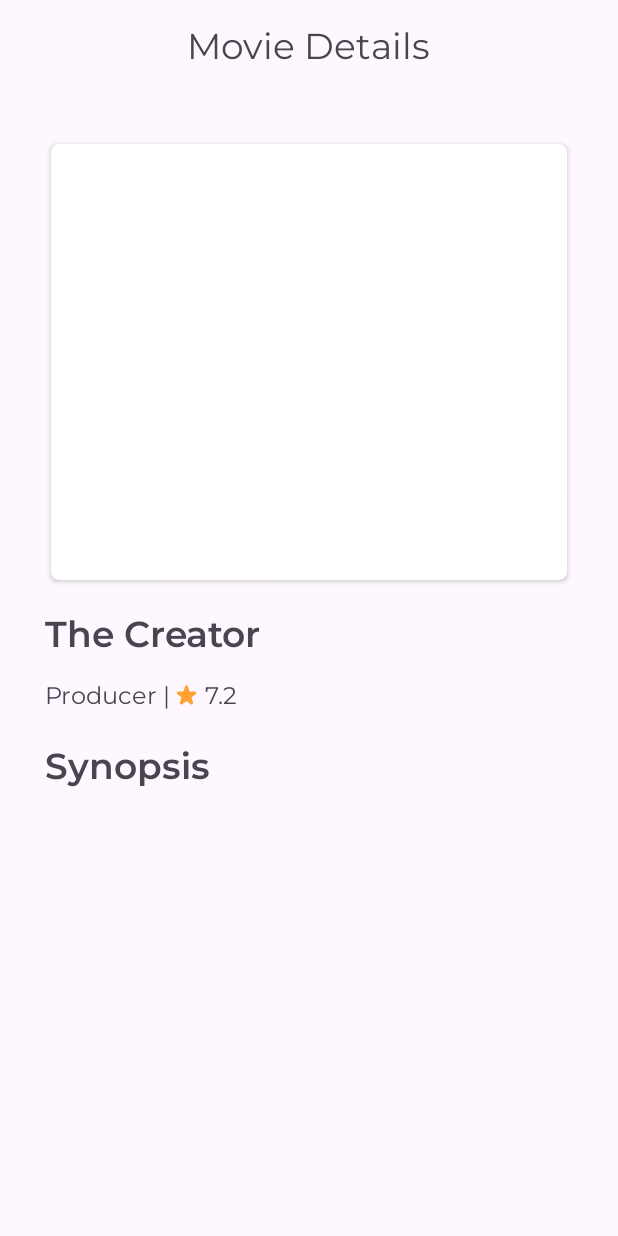
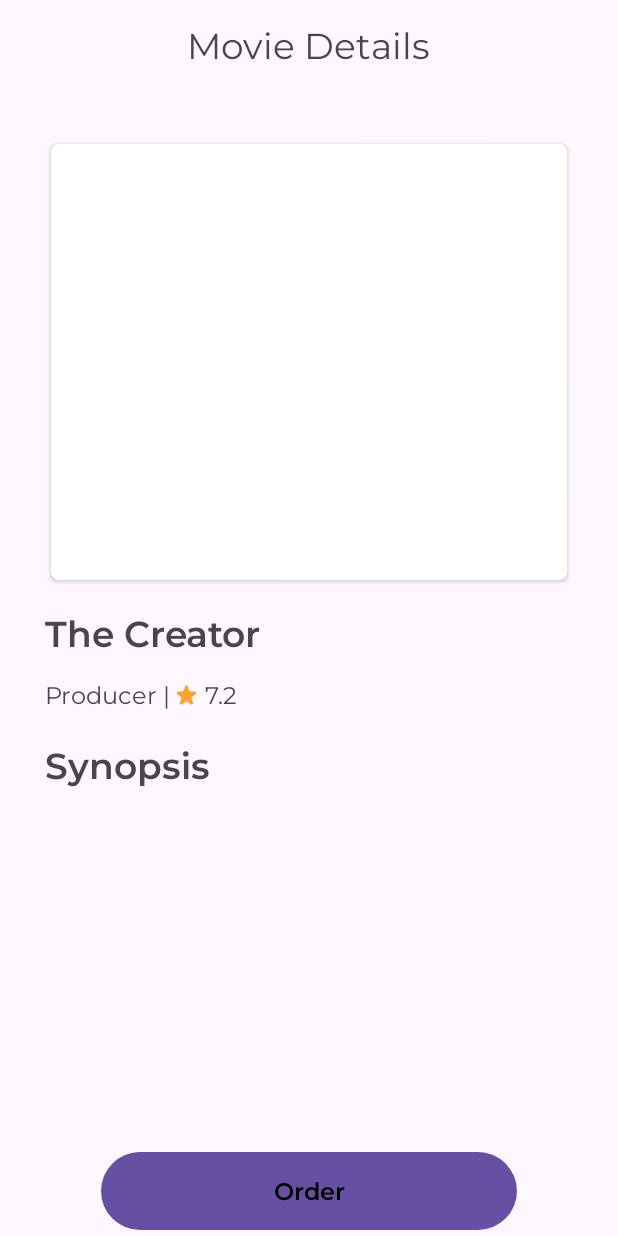
Before and after one commit to IlhamRafi73/MobileUAS, an Android app: the MovieDetails screen opened directly, with no data from a screen before it, on a phone screen of 412 x 824 dp. Run offline under Robolectric (Android 15) with nearby library versions, the phone set to English and light mode, and no system bars.

Commit message:
Initial Commit

```diff
--- a/app/src/main/java/com/example/mobileuas/EditMovie.kt
+++ b/app/src/main/java/com/example/mobileuas/EditMovie.kt
@@ -19,6 +19,7 @@ class EditMovie : AppCompatActivity() {
     private lateinit var binding: ActivityEditMovieBinding
     private var imageUri: Uri? = null
     private var updateId: String? = null
+    private var existingImageUrl: String? = null
     private lateinit var storageReference: StorageReference
     private val getContent = registerForActivityResult(ActivityResultContracts.StartActivityForResult()) { result ->
         if (result.resultCode == RESULT_OK) {
@@ -40,6 +41,7 @@ class EditMovie : AppCompatActivity() {
         val movie: Movie? = intent.getParcelableExtra("movie")
         if (movie != null) {
             updateId = movie.id
+            existingImageUrl = movie.imageUrl // Store existing image URL
             Glide.with(this)
                 .load(movie.imageUrl)
                 .into(binding.imageView)
@@ -84,7 +86,7 @@ class EditMovie : AppCompatActivity() {
             // If no new image is selected, update the movie with existing details
             val updatedMovie = Movie(
                 id = updateId ?: "",
-                imageUrl = "", // Use the existing image URL
+                imageUrl = existingImageUrl ?: "", // Use the existing image URL
                 title = binding.editTextTitle.text.toString(),
                 producer = binding.editTextProducer.text.toString(),
                 rating = binding.editTextRating.text.toString(),
--- a/app/src/main/java/com/example/mobileuas/LoginFragment.kt
+++ b/app/src/main/java/com/example/mobileuas/LoginFragment.kt
@@ -87,10 +87,12 @@ class LoginFragment : Fragment() {
                             .addOnSuccessListener { document ->
                                 if (document != null) {
                                     val role = document.getString("role")
+                                    val userEmail = document.getString("email")
 
                                     with(sharedPreferences.edit()) {
                                         putBoolean("isLoggedIn", true)
                                         putString("userRole", role)
+                                        putString("userEmail", userEmail)
                                         apply()
                                     }
 
--- a/app/src/main/res/layout/activity_main_admin.xml
+++ b/app/src/main/res/layout/activity_main_admin.xml
@@ -48,7 +48,7 @@
         android:id="@+id/MyRecyclerView"
         android:layout_width="350dp"
         android:layout_height="633dp"
-        android:layout_marginTop="10dp"
+        android:layout_marginTop="20dp"
         android:paddingBottom="70dp"
         app:layout_constraintBottom_toTopOf="@+id/BottomHelper"
         app:layout_constraintEnd_toEndOf="parent"
--- a/app/src/main/res/layout/activity_movie_details.xml
+++ b/app/src/main/res/layout/activity_movie_details.xml
@@ -31,6 +31,7 @@
         android:layout_height="wrap_content"
         android:layout_marginTop="30dp"
         android:layout_below="@+id/topSection"
+        android:layout_above="@+id/orderButton"
         android:fillViewport="true">
 
         <RelativeLayout
@@ -150,6 +151,16 @@
 
     </ScrollView>
 
-
+    <Button
+        android:id="@+id/orderButton"
+        android:layout_width="277dp"
+        android:layout_height="60dp"
+        android:layout_marginTop="15dp"
+        android:layout_alignParentBottom="true"
+        android:layout_centerHorizontal="true"
+        android:textColor="@color/black"
+        android:fontFamily="@font/montserrat_semibold"
+        android:textSize="16sp"
+        android:text="Order"/>
 
 </RelativeLayout>
```
Also changed, not shown: app/src/main/java/com/example/mobileuas/MainAdmin.kt (+27 -6 lines), app/src/main/java/com/example/mobileuas/MovieDetails.kt (+35 -0 lines), app/src/main/java/com/example/mobileuas/UserHomeFragment.kt (+11 -0 lines), app/src/main/java/com/example/mobileuas/adapter/MovieAdapterAdmin.kt (+9 -1 lines).
